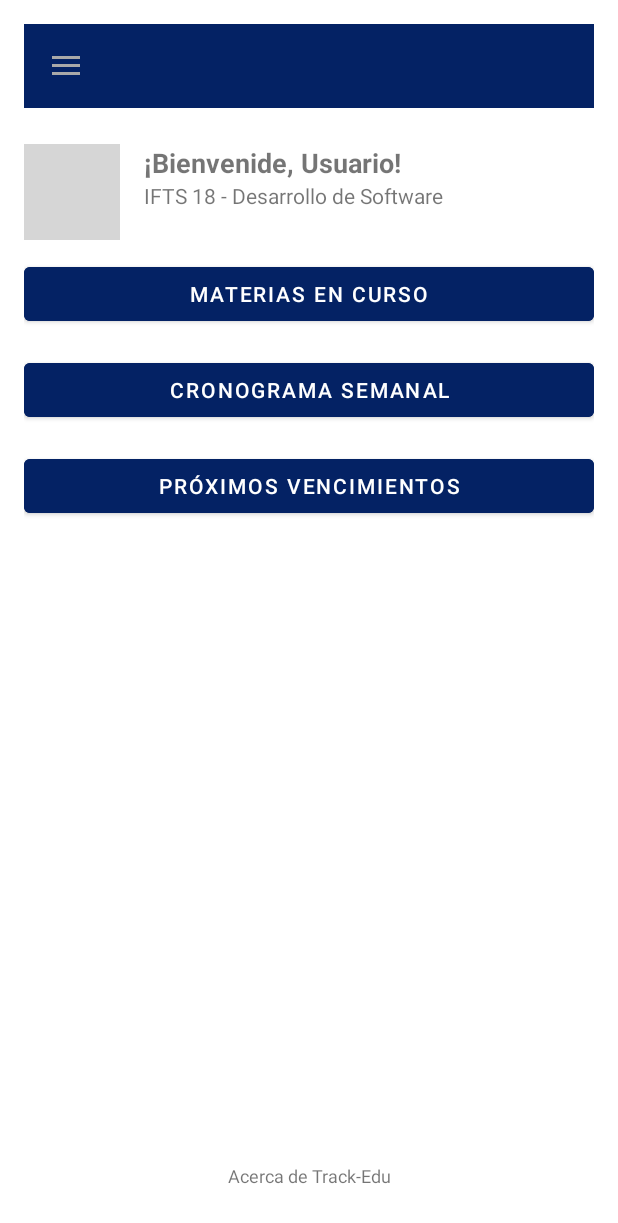
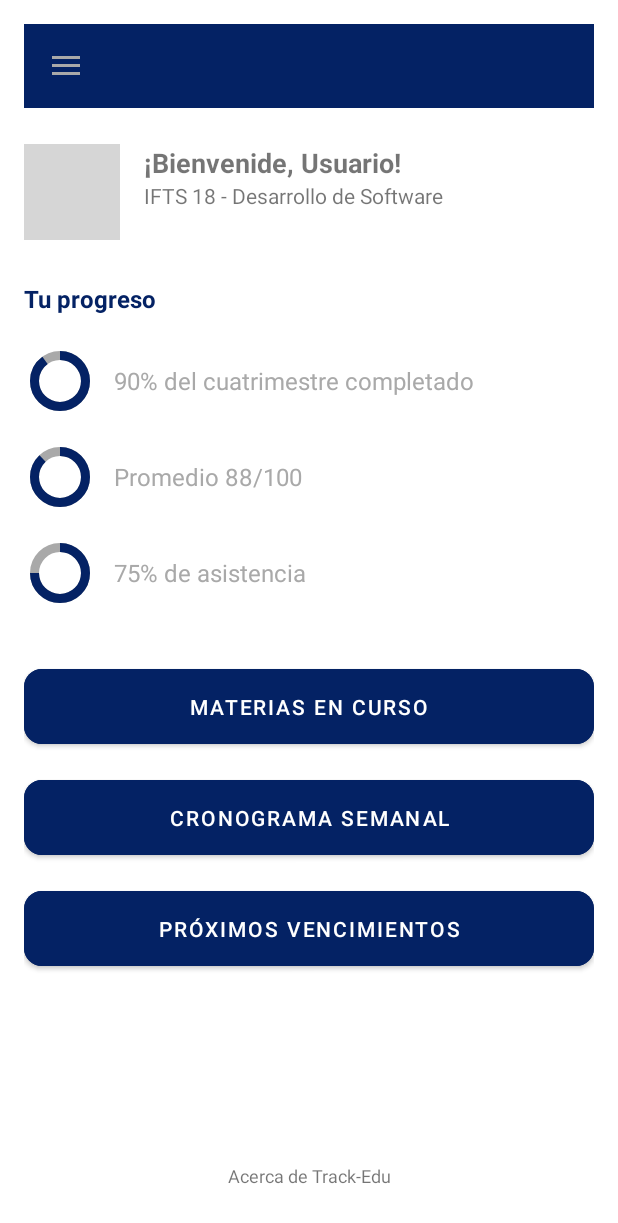
Before and after one commit to juan4450/TPfinal-Mobile, an Android app built with Jetpack Compose: the HomeActivity screen opened directly, with no data from a screen before it, on a phone screen of 412 x 824 dp. Shown: the top 1223 px of the screen. Run offline under Robolectric (Android 15) with nearby library versions, the phone set to English and light mode, and no system bars; grey boxes are pictures that could not be loaded.

Commit message:
Agrego dashboard de progreso y ajusto diseño de botones

```diff
--- a/app/src/main/java/com/example/tpfinalmobile/HomeActivity.kt
+++ b/app/src/main/java/com/example/tpfinalmobile/HomeActivity.kt
@@ -4,6 +4,7 @@ import android.content.Intent
 import android.os.Bundle
 import android.view.MenuItem
 import android.widget.Button
+import android.widget.LinearLayout
 import android.widget.TextView
 import androidx.appcompat.app.ActionBarDrawerToggle
 import androidx.appcompat.app.AppCompatActivity
@@ -62,6 +63,24 @@ class HomeActivity : AppCompatActivity(), NavigationView.OnNavigationItemSelecte
         findViewById<Button>(R.id.btnVencimientos).setOnClickListener {
             startActivity(Intent(this, VencimientosActivity::class.java).putExtra("usuario", usuario))
         }
+
+        // Dashboard Tu Progreso
+        val itemCuatrimestre = findViewById<LinearLayout>(R.id.itemCuatrimestre)
+        val itemPromedio = findViewById<LinearLayout>(R.id.itemPromedio)
+        val itemAsistencia = findViewById<LinearLayout>(R.id.itemAsistencia)
+
+        // Función para no repetir código
+        fun setupProgressItem(container: LinearLayout, progress: Int, label: String) {
+            val indicator = container.findViewById<com.google.android.material.progressindicator.CircularProgressIndicator>(R.id.cpiValue)
+            val tvLabel   = container.findViewById<TextView>(R.id.tvLabel)
+            indicator.setProgressCompat(progress, true)
+            tvLabel.text = label
+        }
+
+        // Valores mock:
+        setupProgressItem(itemCuatrimestre,    90, getString(R.string.progress_cuatrimestre, 90))
+        setupProgressItem(itemPromedio,    88, getString(R.string.progress_promedio, 88))
+        setupProgressItem(itemAsistencia, 75, getString(R.string.progress_asistencia, 75))
     }
 
     override fun onBackPressed() {
--- a/app/src/main/res/layout/app_bar_home.xml
+++ b/app/src/main/res/layout/app_bar_home.xml
@@ -54,42 +54,88 @@
         app:layout_constraintStart_toStartOf="@id/userName"
         app:layout_constraintEnd_toEndOf="parent" />
 
-    <!-- Botones -->
-    <Button
+    <!-- Título sección -->
+    <TextView
+        android:id="@+id/tvProgressTitle"
+        android:layout_width="wrap_content"
+        android:layout_height="wrap_content"
+        android:layout_marginTop="48dp"
+        android:text="@string/home_progress_title"
+        android:textSize="16sp"
+        android:textStyle="bold"
+        android:textColor="@color/colorPrimary"
+        app:layout_constraintStart_toStartOf="parent"
+        app:layout_constraintTop_toBottomOf="@id/userDetails" />
+
+    <!-- Contenedor vertical de 3 items -->
+    <LinearLayout
+        android:id="@+id/llProgressContainer"
+        android:layout_width="0dp"
+        android:layout_height="wrap_content"
+        android:layout_marginTop="12dp"
+        android:orientation="vertical"
+        app:layout_constraintEnd_toEndOf="parent"
+        app:layout_constraintHorizontal_bias="0.0"
+        app:layout_constraintStart_toStartOf="parent"
+        app:layout_constraintTop_toBottomOf="@id/tvProgressTitle">
+
+        <!-- Reutilizo el mini layout de view_progress_item.xml -->
+        <include layout="@layout/view_progress_item"
+            android:id="@+id/itemCuatrimestre" />
+
+        <include layout="@layout/view_progress_item"
+            android:id="@+id/itemPromedio" />
+
+        <include layout="@layout/view_progress_item"
+            android:id="@+id/itemAsistencia" />
+    </LinearLayout>
+
+
+    <!-- Botones con Material Components -->
+    <com.google.android.material.button.MaterialButton
         android:id="@+id/btnMaterias"
         android:layout_width="0dp"
         android:layout_height="wrap_content"
+        android:layout_marginTop="300dp"
+        android:backgroundTint="@color/colorPrimary"
         android:text="@string/home_btn_materias"
-        android:backgroundTint="@color/colorPrimary"
+        android:padding="15dp"
         android:textColor="@android:color/white"
-        android:layout_marginTop="32dp"
-        app:layout_constraintTop_toBottomOf="@id/userDetails"
+        app:layout_constraintEnd_toEndOf="parent"
+        app:layout_constraintHorizontal_bias="0.0"
         app:layout_constraintStart_toStartOf="parent"
-        app:layout_constraintEnd_toEndOf="parent" />
+        app:cornerRadius="12dp"
+        app:layout_constraintTop_toBottomOf="@id/userDetails" />
 
-    <Button
+    <com.google.android.material.button.MaterialButton
         android:id="@+id/btnCronograma"
         android:layout_width="0dp"
         android:layout_height="wrap_content"
+        android:layout_marginTop="12dp"
+        android:backgroundTint="@color/colorPrimary"
         android:text="@string/home_btn_cronograma"
-        android:backgroundTint="@color/colorPrimary"
+        android:padding="15dp"
         android:textColor="@android:color/white"
-        android:layout_marginTop="16dp"
-        app:layout_constraintTop_toBottomOf="@id/btnMaterias"
+        app:layout_constraintEnd_toEndOf="parent"
+        app:layout_constraintHorizontal_bias="0.0"
         app:layout_constraintStart_toStartOf="parent"
-        app:layout_constraintEnd_toEndOf="parent" />
+        app:cornerRadius="12dp"
+        app:layout_constraintTop_toBottomOf="@id/btnMaterias" />
 
-    <Button
+    <com.google.android.material.button.MaterialButton
         android:id="@+id/btnVencimientos"
         android:layout_width="0dp"
         android:layout_height="wrap_content"
+        android:layout_marginTop="12dp"
+        android:backgroundTint="@color/colorPrimary"
         android:text="@string/home_btn_vencimientos"
-        android:backgroundTint="@color/colorPrimary"
+        android:padding="15dp"
         android:textColor="@android:color/white"
-        android:layout_marginTop="16dp"
-        app:layout_constraintTop_toBottomOf="@id/btnCronograma"
+        app:layout_constraintEnd_toEndOf="parent"
+        app:layout_constraintHorizontal_bias="0.0"
         app:layout_constraintStart_toStartOf="parent"
-        app:layout_constraintEnd_toEndOf="parent" />
+        app:cornerRadius="12dp"
+        app:layout_constraintTop_toBottomOf="@id/btnCronograma" />
 
     <!-- Footer -->
     <TextView
--- /dev/null
+++ b/app/src/main/res/layout/view_progress_item.xml
@@ -0,0 +1,31 @@
+<?xml version="1.0" encoding="utf-8"?>
+<LinearLayout xmlns:android="http://schemas.android.com/apk/res/android"
+    xmlns:app="http://schemas.android.com/apk/res-auto"
+    android:orientation="horizontal"
+    android:layout_width="match_parent"
+    android:layout_height="wrap_content"
+    android:gravity="center_vertical"
+    android:paddingVertical="8dp">
+
+    <com.google.android.material.progressindicator.CircularProgressIndicator
+        android:id="@+id/cpiValue"
+        style="?attr/circularProgressIndicatorStyle"
+        android:layout_width="wrap_content"
+        android:layout_height="wrap_content"
+        android:progress="0"
+        android:max="100"
+        app:trackThickness="6dp"
+        app:indicatorSize="40dp"
+        app:indicatorColor="@color/colorPrimary"
+        app:trackColor="@color/menu_icon_gray"/>
+
+    <TextView
+        android:id="@+id/tvLabel"
+        android:layout_width="0dp"
+        android:layout_height="wrap_content"
+        android:layout_marginStart="12dp"
+        android:text="Label"
+        android:textSize="16sp"
+        android:textColor="@color/menu_icon_gray"
+        android:layout_weight="1" />
+</LinearLayout>
--- a/app/src/main/res/values/strings.xml
+++ b/app/src/main/res/values/strings.xml
@@ -64,5 +64,10 @@
     <string name="detalle_materia_titulo_calificaciones">Calificaciones</string>
     <string name="detalle_materia_titulo_presentismo">Presentismo</string>
 
+    <!-- Dashboard Tu Progreso -->
+    <string name="home_progress_title">Tu progreso</string>
+    <string name="progress_cuatrimestre">%1$d%% del cuatrimestre completado</string>
+    <string name="progress_promedio">Promedio %1$d/100</string>
+    <string name="progress_asistencia">%1$d%% de asistencia</string>
 
 </resources>
```
